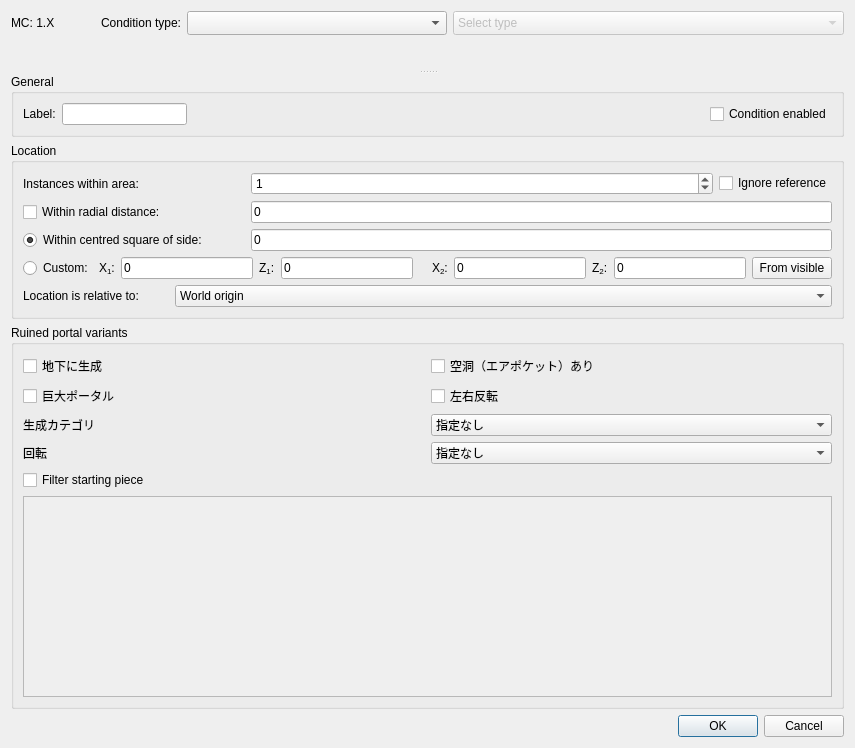
The window that src/conditiondialog.ui (Logsteela/Seed-Quarry) describes before a commit, drawn with Qt 5.
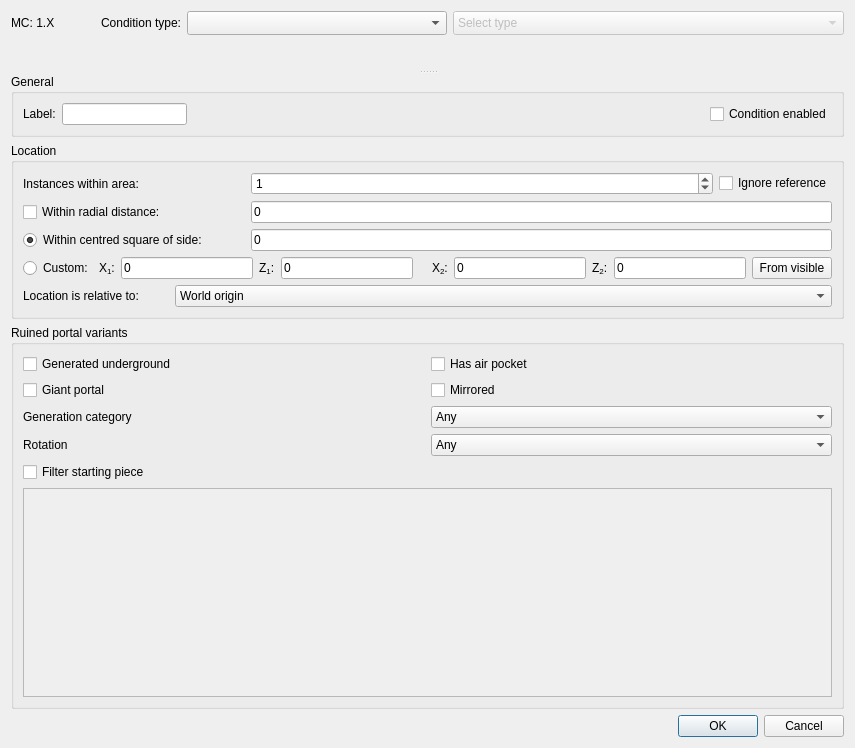
The same window after the commit. The open tabs and pages were chosen to show the change. Icons and pictures are not drawn. Custom widgets are drawn as their Qt base class.

Patch:
```diff
--- a/src/conditiondialog.ui
+++ b/src/conditiondialog.ui
@@ -1891,7 +1891,7 @@
                   <string>中間状態=必須、チェック状態=禁止、未選択=条件なし</string>
                  </property>
                  <property name="text">
-                  <string>地下に生成</string>
+                  <string>Generated underground</string>
                  </property>
                  <property name="tristate">
                   <bool>true</bool>
@@ -1904,7 +1904,7 @@
                   <string>中間状態=必須、チェック状態=禁止、未選択=条件なし</string>
                  </property>
                  <property name="text">
-                  <string>空洞（エアポケット）あり</string>
+                  <string>Has air pocket</string>
                  </property>
                  <property name="tristate">
                   <bool>true</bool>
@@ -1917,7 +1917,7 @@
                   <string>中間状態=必須、チェック状態=禁止、未選択=条件なし</string>
                  </property>
                  <property name="text">
-                  <string>巨大ポータル</string>
+                  <string>Giant portal</string>
                  </property>
                  <property name="tristate">
                   <bool>true</bool>
@@ -1930,7 +1930,7 @@
                   <string>中間状態=必須、チェック状態=禁止、未選択=条件なし</string>
                  </property>
                  <property name="text">
-                  <string>左右反転</string>
+                  <string>Mirrored</string>
                  </property>
                  <property name="tristate">
                   <bool>true</bool>
@@ -1940,7 +1940,7 @@
                <item row="2" column="0">
                 <widget class="QLabel" name="labelPortalCategory">
                  <property name="text">
-                  <string>生成カテゴリ</string>
+                  <string>Generation category</string>
                  </property>
                 </widget>
                </item>
@@ -1948,7 +1948,7 @@
                 <widget class="QComboBox" name="comboPortalCategory">
                  <item>
                   <property name="text">
-                   <string>指定なし</string>
+                   <string>Any</string>
                   </property>
                  </item>
                  <item>
@@ -1991,7 +1991,7 @@
                <item row="3" column="0">
                 <widget class="QLabel" name="labelPortalRotation">
                  <property name="text">
-                  <string>回転</string>
+                  <string>Rotation</string>
                  </property>
                 </widget>
                </item>
@@ -1999,7 +1999,7 @@
                 <widget class="QComboBox" name="comboPortalRotation">
                  <item>
                   <property name="text">
-                   <string>指定なし</string>
+                   <string>Any</string>
                   </property>
                  </item>
                  <item>
```
Left out of the diff: 96 changed lines with no effect on the pictures.
